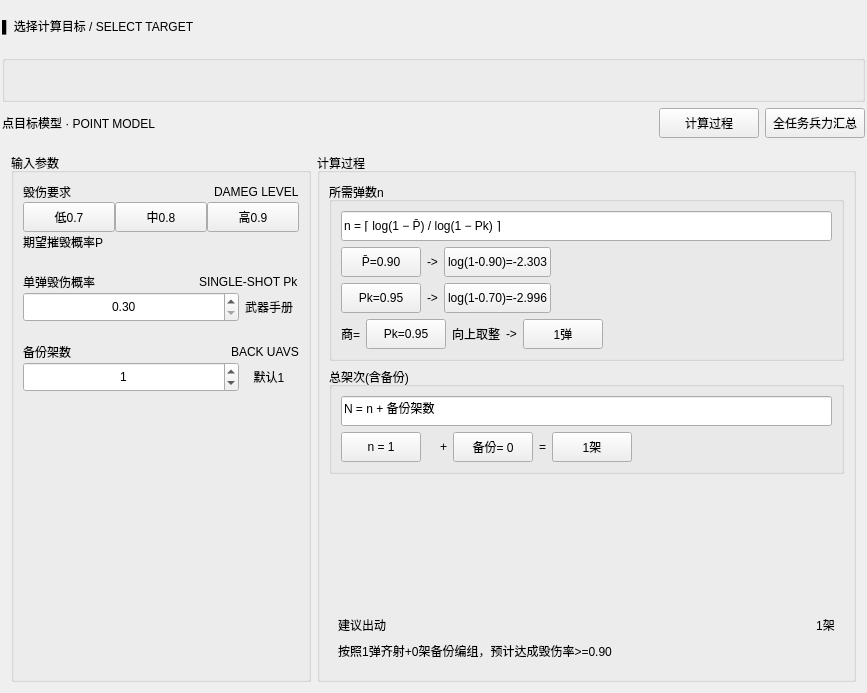
Old version of the form source/ForceRequirementPanel.ui in the repository jackstraw1112/Dronesoft.
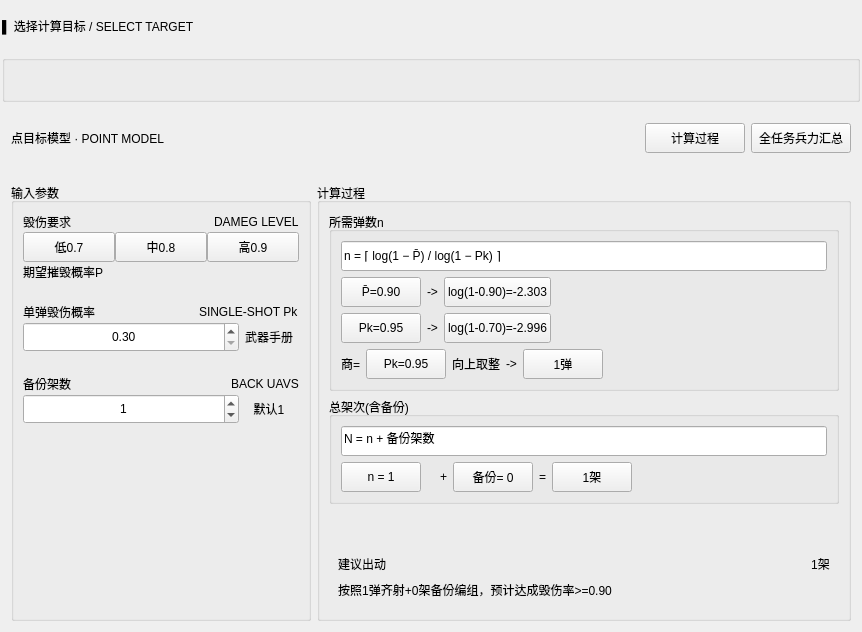
New version of the form.

Patch:
```diff
--- a/source/ForceRequirementPanel.ui
+++ b/source/ForceRequirementPanel.ui
@@ -6,8 +6,8 @@
    <rect>
     <x>0</x>
     <y>0</y>
-    <width>867</width>
-    <height>693</height>
+    <width>862</width>
+    <height>618</height>
    </rect>
   </property>
   <property name="windowTitle">
@@ -51,18 +51,20 @@
        <number>0</number>
       </property>
       <item>
-       <layout class="QHBoxLayout" name="horizontalLayout">
-        <item>
-         <widget class="QLabel" name="label">
+       <widget class="QLabel" name="label_Title">
           <property name="text">
            <string>▌ 选择计算目标 / SELECT TARGET</string>
           </property>
          </widget>
         </item>
-       </layout>
-      </item>
       <item>
        <widget class="QGroupBox" name="groupBox_Target">
+        <property name="minimumSize">
+         <size>
+          <width>0</width>
+          <height>0</height>
+         </size>
+        </property>
         <layout class="QGridLayout" name="gridLayout"/>
        </widget>
       </item>
@@ -70,6 +72,19 @@
     </widget>
    </item>
    <item>
+    <widget class="QWidget" name="widget_4" native="true">
+     <property name="minimumSize">
+      <size>
+       <width>0</width>
+       <height>60</height>
+      </size>
+     </property>
+     <property name="maximumSize">
+      <size>
+       <width>16777215</width>
+       <height>60</height>
+      </size>
+     </property>
     <layout class="QHBoxLayout" name="horizontalLayout_2">
      <item>
       <widget class="QLabel" name="label_2">
@@ -124,9 +139,16 @@
       </widget>
      </item>
     </layout>
+    </widget>
    </item>
    <item>
     <widget class="QStackedWidget" name="stackedWidget">
+     <property name="maximumSize">
+      <size>
+       <width>16777215</width>
+       <height>456</height>
+      </size>
+     </property>
      <property name="currentIndex">
       <number>0</number>
      </property>
@@ -305,6 +327,9 @@
             </item>
             <item>
              <layout class="QHBoxLayout" name="horizontalLayout_10">
+              <property name="bottomMargin">
+               <number>2</number>
+              </property>
               <item>
                <widget class="QDoubleSpinBox" name="doubleSpinBox">
                 <property name="minimumSize">
```
Left out of the diff: 166 changed lines with no effect on the pictures. Lines whose indentation alone changed are shown as unchanged.
